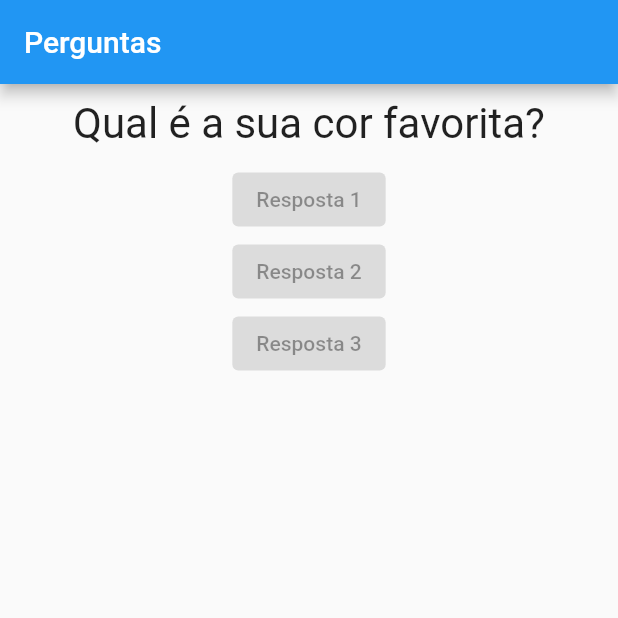
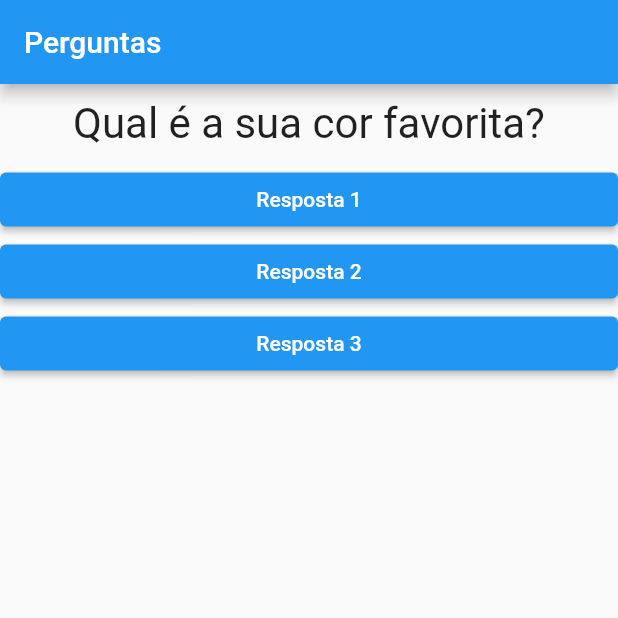
Before and after one commit to giuseppeusn/questions_game, a Flutter app: the screen it shows after launch, on a phone screen of 412 x 824 dp, the top half of it. Run offline on Flutter 3.47's test engine with Material 2 defaults, Android fonts, the phone set to English and light mode, and no system bars.

Commit message:
refactor: adding answer widget to main

```diff
--- a/lib/answer.dart
+++ b/lib/answer.dart
@@ -1,15 +1,23 @@
 import 'package:flutter/material.dart';
 
 class Answer extends StatelessWidget {
-  const Answer(this.text, {super.key});
+  const Answer(this.text, this.onPressing, {super.key});
 
   final String text;
+  final void Function() onPressing;
 
   @override
   Widget build(BuildContext context) {
-    return ElevatedButton(
-      onPressed: null,
-      child: Text(text),
+    return SizedBox(
+      width: double.infinity,
+      child: ElevatedButton(
+        onPressed: onPressing,
+        style: ElevatedButton.styleFrom(
+          backgroundColor: Colors.blue,
+          foregroundColor: Colors.white
+        ),
+        child: Text(text),
+      ),
     );
 }
 }
--- a/lib/main.dart
+++ b/lib/main.dart
@@ -17,9 +17,19 @@ class _QuestionAppState extends State<QuestionApp> {
 
   @override
   Widget build(BuildContext context) {
-    final List<String> questions = [
-      'Qual é a sua cor favorita?',
-      'Qual é a seu animal favorito?',
+    final List<Map<String, Object>> questions = [
+      {
+        'text': 'Qual é a sua cor favorita?',
+        'answer': ['Preto','Vermelho','Verde','Branco',]
+      },
+      {
+        'text': 'Qual é a seu animal favorito?',
+        'answer': ['Coelho','Cobra','Elefante','Leão',]
+      },
+      {
+        'text': 'Qual é sua estação favorita?',
+        'answer': ['Verão','Inverno','Outono','Primavera',]
+      }
     ];
 
 
@@ -30,10 +40,10 @@ class _QuestionAppState extends State<QuestionApp> {
         ),
         body: Column(
           children: [
-            Question(questions[_selectedQuestion]),
-            const Answer("Resposta 1"),
-            const Answer("Resposta 2"),
-            const Answer("Resposta 3"),
+            Question(questions[_selectedQuestion]['text'].toString()),
+            Answer("Resposta 1", _answer),
+            Answer("Resposta 2", _answer),
+            Answer("Resposta 3", _answer),
           ],
         ),
       ),
```
